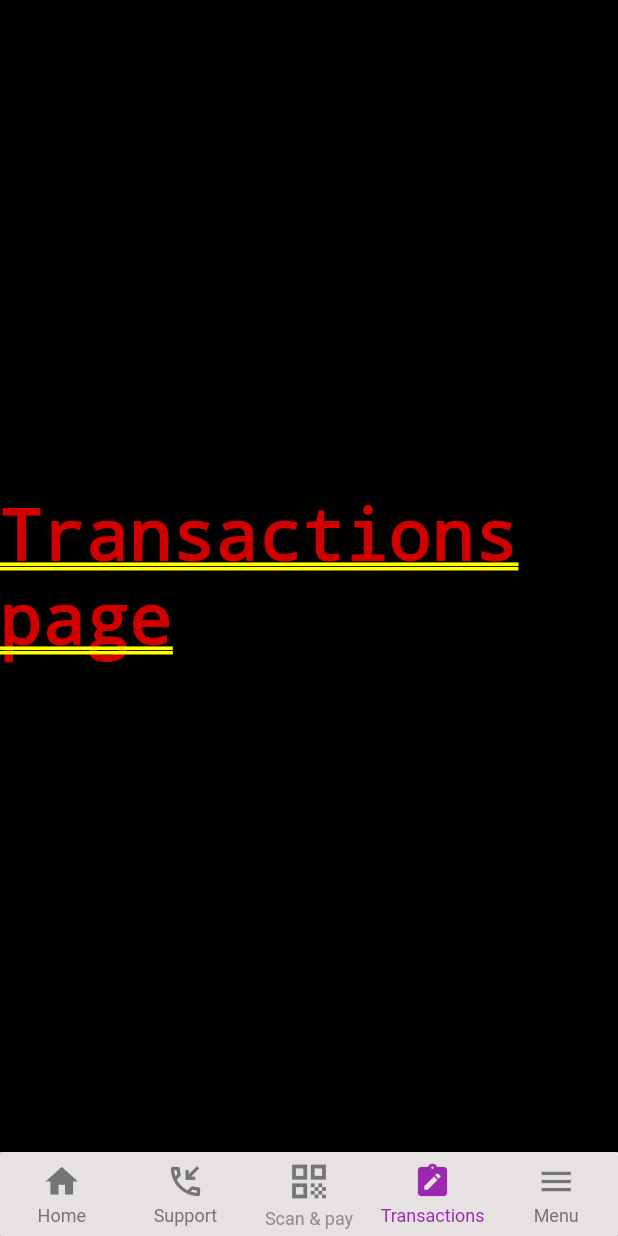
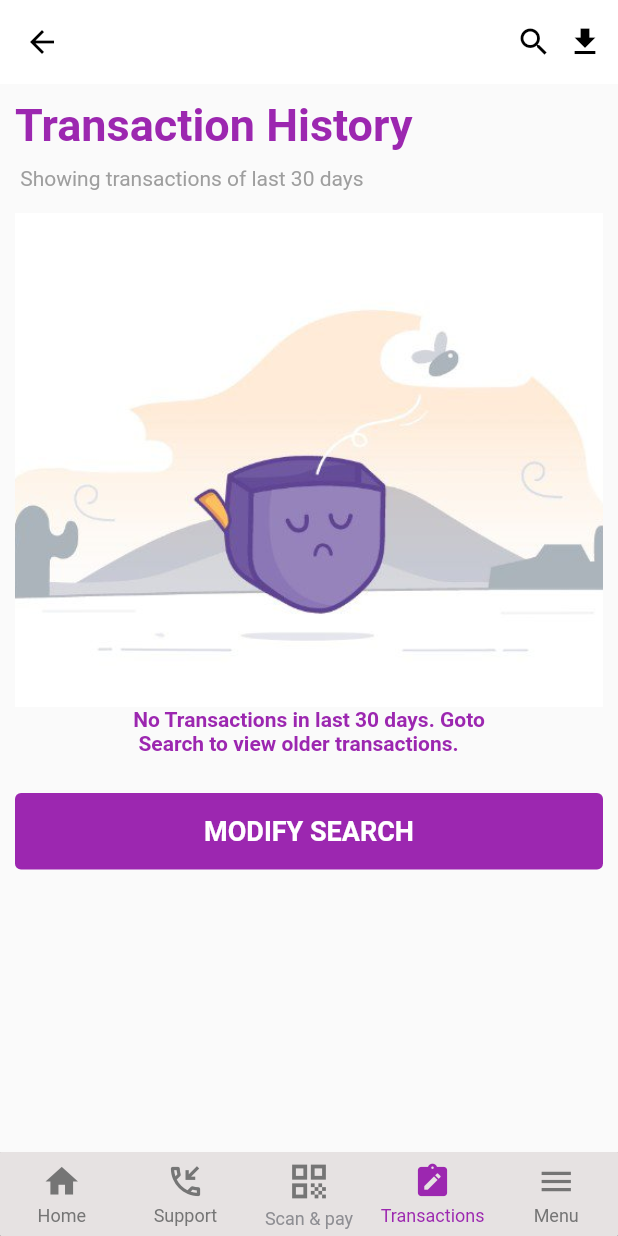
Before and after one commit to sovaamahato/Khalti-clone, a Flutter app: the screen it shows after launch, item 4 of the bottom bar chosen, on a phone screen of 412 x 824 dp. Run offline on Flutter 3.47's test engine with Material 2 defaults, Android fonts, the phone set to English and light mode, and no system bars; drawn by our look-alikes of persistent_bottom_nav_bar; network calls fail.

Commit message:
transaction tab complete

```diff
--- a/lib/Pages/transactions.dart
+++ b/lib/Pages/transactions.dart
@@ -1,10 +1,73 @@
 import 'package:flutter/material.dart';
+
+import 'HomePage.dart';
 
 class Transactions extends StatelessWidget {
 //  ort({super.key});
 
   @override
   Widget build(BuildContext context) {
-    return Container(child: Center(child: Text("Transactions page")),);;
+    return Scaffold(
+      appBar: AppBar(
+         backgroundColor: Colors.white,
+        leading: GestureDetector(
+            onTap: () {
+              Navigator.push(context, MaterialPageRoute(builder: (context) {
+                return MyHomePage();
+              }));
+            },
+            child: Icon(
+              Icons.arrow_back,
+              color: Colors.black,
+            )),
+            actions: [
+              Icon(Icons.search,color: Colors.black,),
+              SizedBox(width: 10,),
+              Padding(
+                padding: const EdgeInsets.only(right:10.0),
+                child: Icon(Icons.download,color: Colors.black,),
+              )
+            ],
+        elevation: 0,
+      ),
+      body: Padding(
+        padding: const EdgeInsets.all(10.0),
+        child: Column( crossAxisAlignment: CrossAxisAlignment.start,
+              children: [
+                Text(
+                  "Transaction History",
+                  style: TextStyle(
+                      color: Colors.purple,
+                      fontSize: 30,
+                      fontWeight: FontWeight.bold),
+                ),
+                SizedBox(
+                  height: 10,
+                ),
+                Text(
+                  " Showing transactions of last 30 days",
+                  style: TextStyle(
+                    color: Colors.grey[500],
+                  ),
+                ),
+                SizedBox(
+                  height: 15,
+                ),
+                Container(
+                  height: MediaQuery.of(context).size.height*0.4,
+                  width: MediaQuery.of(context).size.width,
+                  child: Image.asset("lib/images/notifi.jpg",fit: BoxFit.cover,),
+                ),
+                Center(child: Text("No Transactions in last 30 days. Goto\n Search to view older transactions.",
+                style: TextStyle(color: Colors.purple,fontWeight: FontWeight.bold),)),
+      SizedBox(height: 25,),
+      Container(
+       width: MediaQuery.of(context).size.width,
+        padding: const EdgeInsets.all(15),
+        decoration: BoxDecoration(color: Colors.purple,borderRadius: BorderRadius.circular(4)),
+        child: Center(child: Text("MODIFY SEARCH",style: TextStyle(fontSize: 18,color: Colors.white,fontWeight: FontWeight.bold),)),)
+        ]),
+      ),
+    );
   }
 }
```
Also changed, not shown: lib/images/notifi.jpg (added).
